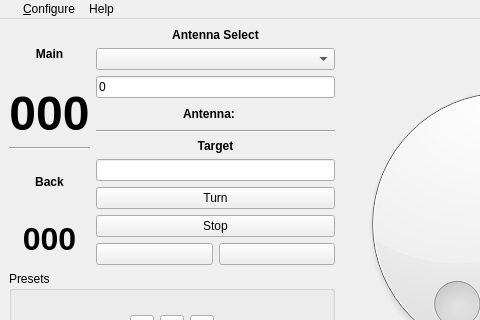
Old version of the form mqt/MqtRotator/rotatormainwindow.ui in the repository Rsclub22/Minos2-Mirror; both pictures show x 0 to 480 and y 0 to 320 of the 675 by 479 pixel window.
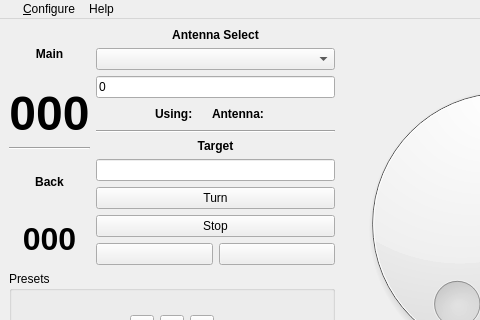
New version of the form. Custom widgets are drawn as their Qt base class.

Commit message: display the library name in rigcontrol and rotcontrol in field Using:

```diff
--- a/mqt/MqtRotator/rotatormainwindow.ui
+++ b/mqt/MqtRotator/rotatormainwindow.ui
@@ -144,6 +144,32 @@
                 </property>
                </spacer>
               </item>
+              <item>
+               <widget class="QLabel" name="usinglbl">
+                <property name="font">
+                 <font>
+                  <weight>75</weight>
+                  <bold>true</bold>
+                 </font>
+                </property>
+                <property name="text">
+                 <string>Using:</string>
+                </property>
+               </widget>
+              </item>
+              <item>
+               <widget class="QLabel" name="usingLibText">
+                <property name="font">
+                 <font>
+                  <weight>50</weight>
+                  <bold>false</bold>
+                 </font>
+                </property>
+                <property name="text">
+                 <string/>
+                </property>
+               </widget>
+              </item>
               <item>
                <widget class="QLabel" name="antNameDispLbl">
                 <property name="font">
```
The commit also changes 5 other files.
